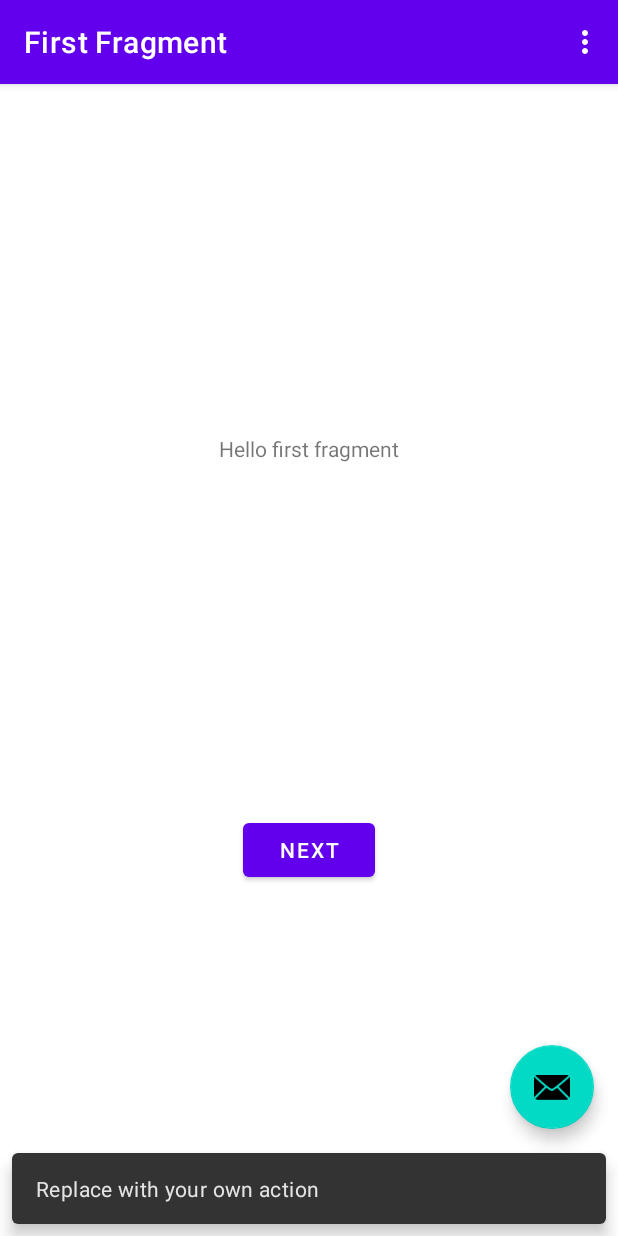
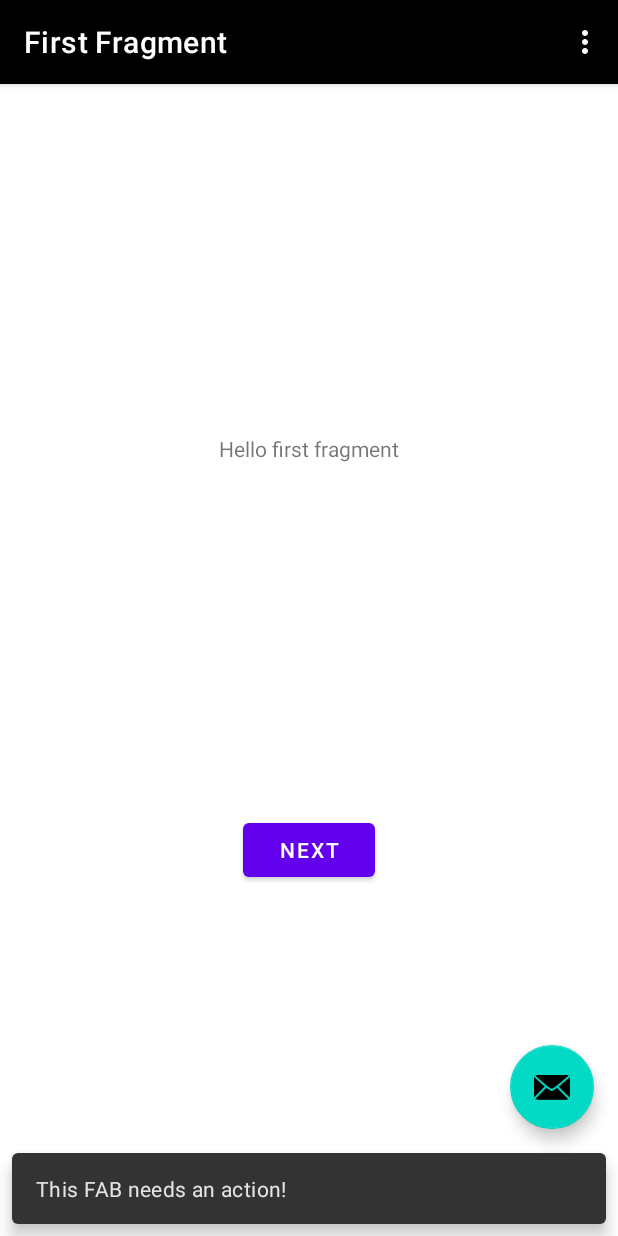
Before and after one commit to CodeLabsKotlin/BasicProjectTemplate, an Android app: the screen it shows after launch (MainActivity), after a tap on an icon or button, on a phone screen of 412 x 824 dp. Run offline under Robolectric (Android 15) with nearby library versions, the phone set to English and light mode, and no system bars; our stand-ins replace navigation-ui.

Commit message:
Modificacion en el texto de la snackbar & color del FAB

```diff
--- a/app/src/main/java/com/example/basicprojecttemplate/MainActivity.kt
+++ b/app/src/main/java/com/example/basicprojecttemplate/MainActivity.kt
@@ -28,8 +28,9 @@ class MainActivity : AppCompatActivity() {
         appBarConfiguration = AppBarConfiguration(navController.graph)
         setupActionBarWithNavController(navController, appBarConfiguration)
 
+        //Texto que nos aparece en forma de pop-up al ahcer click en el FAB
         binding.fab.setOnClickListener { view ->
-            Snackbar.make(view, "Replace with your own action", Snackbar.LENGTH_LONG)
+            Snackbar.make(view, "This FAB needs an action!", Snackbar.LENGTH_LONG)
                 .setAction("Action", null).show()
         }
     }
--- a/app/src/main/res/layout/activity_main.xml
+++ b/app/src/main/res/layout/activity_main.xml
@@ -15,7 +15,7 @@
             android:id="@+id/toolbar"
             android:layout_width="match_parent"
             android:layout_height="?attr/actionBarSize"
-            android:background="?attr/colorPrimary"
+            android:background="?attr/colorPrimaryDark"
             app:popupTheme="@style/Theme.BasicProjectTemplate.PopupOverlay" />
 
     </com.google.android.material.appbar.AppBarLayout>
--- a/app/src/main/res/values/colors.xml
+++ b/app/src/main/res/values/colors.xml
@@ -7,4 +7,5 @@
     <color name="teal_700">#FF018786</color>
     <color name="black">#FF000000</color>
     <color name="white">#FFFFFFFF</color>
+    <color name="colorAccent">#1DE9B6</color>
 </resources>
```
